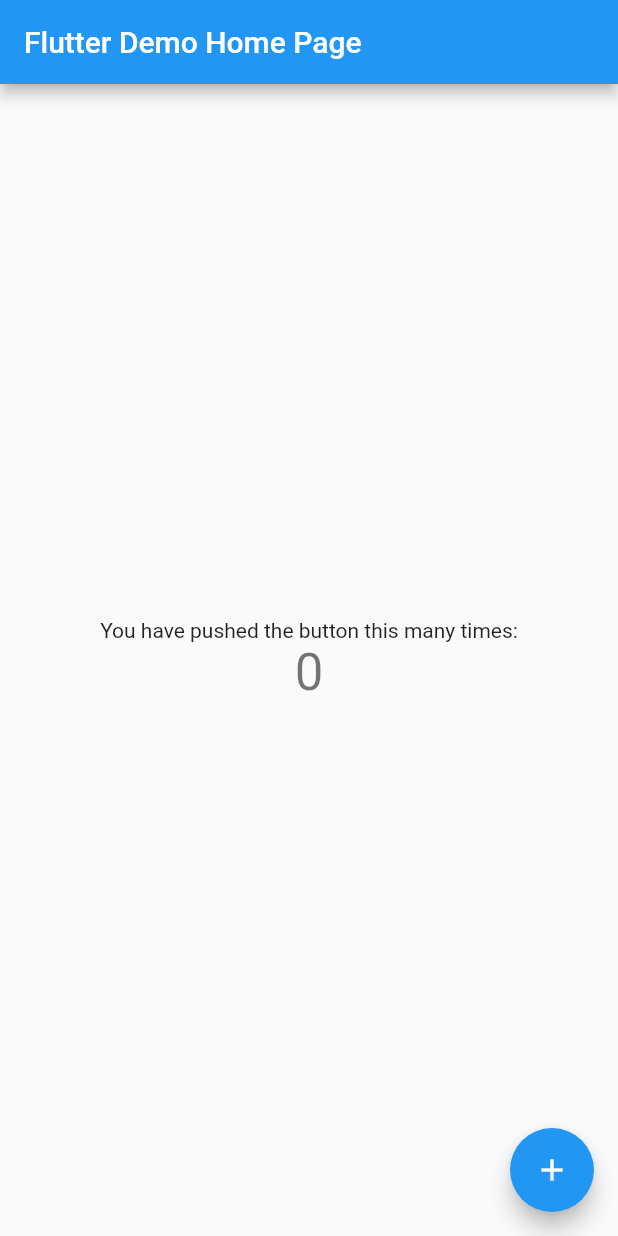
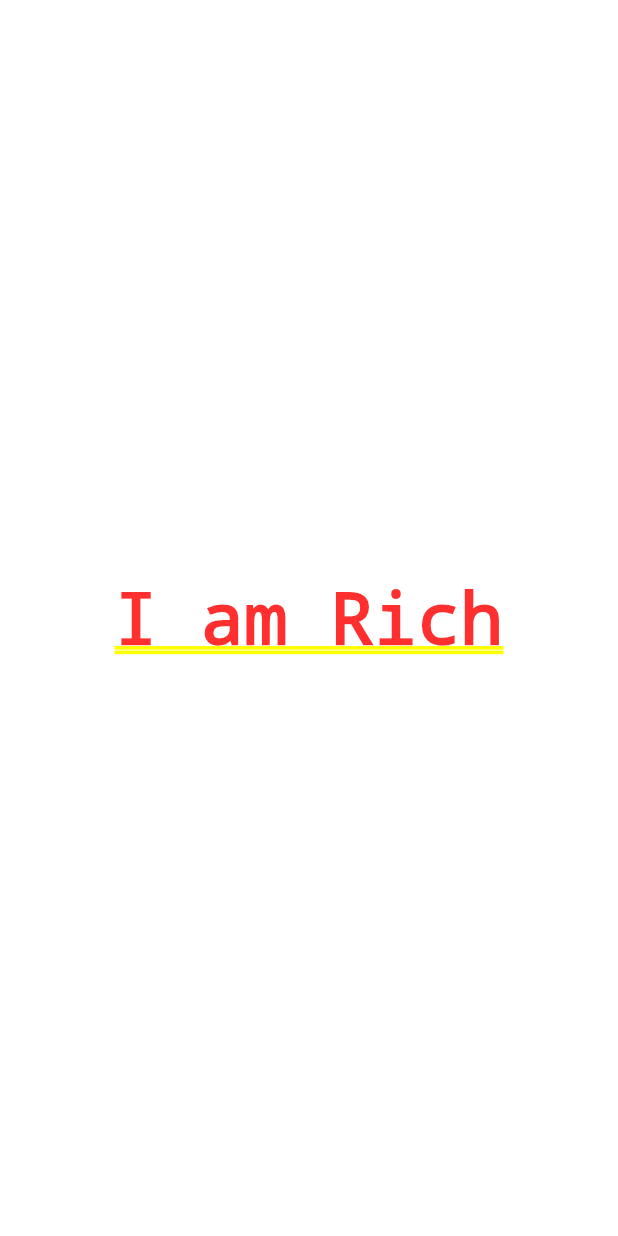
Before and after one commit to Sahulhameed9094/i_am_rich, a Flutter app: the screen it shows after launch, on a phone screen of 412 x 824 dp. Run offline on Flutter 3.47's test engine with Material 2 defaults, Android fonts, the phone set to English and light mode, and no system bars.

Commit message:
from scratch

```diff
--- a/lib/main.dart
+++ b/lib/main.dart
@@ -1,117 +1,11 @@
 import 'package:flutter/material.dart';
 
 void main() {
-  runApp(MyApp());
+  runApp(
+    MaterialApp(
+      home: Center(
+        child: Text("I am Rich"),
+      ),
+    ),
+  );
 }
-
-class MyApp extends StatelessWidget {
-  // This widget is the root of your application.
-  @override
-  Widget build(BuildContext context) {
-    return MaterialApp(
-      title: 'Flutter Demo',
-      theme: ThemeData(
-        // This is the theme of your application.
-        //
-        // Try running your application with "flutter run". You'll see the
-        // application has a blue toolbar. Then, without quitting the app, try
-        // changing the primarySwatch below to Colors.green and then invoke
-        // "hot reload" (press "r" in the console where you ran "flutter run",
-        // or simply save your changes to "hot reload" in a Flutter IDE).
-        // Notice that the counter didn't reset back to zero; the application
-        // is not restarted.
-        primarySwatch: Colors.blue,
-        // This makes the visual density adapt to the platform that you run
-        // the app on. For desktop platforms, the controls will be smaller and
-        // closer together (more dense) than on mobile platforms.
-        visualDensity: VisualDensity.adaptivePlatformDensity,
-      ),
-      home: MyHomePage(title: 'Flutter Demo Home Page'),
-    );
-  }
-}
-
-class MyHomePage extends StatefulWidget {
-  MyHomePage({Key key, this.title}) : super(key: key);
-
-  // This widget is the home page of your application. It is stateful, meaning
-  // that it has a State object (defined below) that contains fields that affect
-  // how it looks.
-
-  // This class is the configuration for the state. It holds the values (in this
-  // case the title) provided by the parent (in this case the App widget) and
-  // used by the build method of the State. Fields in a Widget subclass are
-  // always marked "final".
-
-  final String title;
-
-  @override
-  _MyHomePageState createState() => _MyHomePageState();
-}
-
-class _MyHomePageState extends State<MyHomePage> {
-  int _counter = 0;
-
-  void _incrementCounter() {
-    setState(() {
-      // This call to setState tells the Flutter framework that something has
-      // changed in this State, which causes it to rerun the build method below
-      // so that the display can reflect the updated values. If we changed
-      // _counter without calling setState(), then the build method would not be
-      // called again, and so nothing would appear to happen.
-      _counter++;
-    });
-  }
-
-  @override
-  Widget build(BuildContext context) {
-    // This method is rerun every time setState is called, for instance as done
-    // by the _incrementCounter method above.
-    //
-    // The Flutter framework has been optimized to make rerunning build methods
-    // fast, so that you can just rebuild anything that needs updating rather
-    // than having to individually change instances of widgets.
-    return Scaffold(
-      appBar: AppBar(
-        // Here we take the value from the MyHomePage object that was created by
-        // the App.build method, and use it to set our appbar title.
-        title: Text(widget.title),
-      ),
-      body: Center(
-        // Center is a layout widget. It takes a single child and positions it
-        // in the middle of the parent.
-        child: Column(
-          // Column is also a layout widget. It takes a list of children and
-          // arranges them vertically. By default, it sizes itself to fit its
-          // children horizontally, and tries to be as tall as its parent.
-          //
-          // Invoke "debug painting" (press "p" in the console, choose the
-          // "Toggle Debug Paint" action from the Flutter Inspector in Android
-          // Studio, or the "Toggle Debug Paint" command in Visual Studio Code)
-          // to see the wireframe for each widget.
-          //
-          // Column has various properties to control how it sizes itself and
-          // how it positions its children. Here we use mainAxisAlignment to
-          // center the children vertically; the main axis here is the vertical
-          // axis because Columns are vertical (the cross axis would be
-          // horizontal).
-          mainAxisAlignment: MainAxisAlignment.center,
-          children: <Widget>[
-            Text(
-              'You have pushed the button this many times:',
-            ),
-            Text(
-              '$_counter',
-              style: Theme.of(context).textTheme.headline4,
-            ),
-          ],
-        ),
-      ),
-      floatingActionButton: FloatingActionButton(
-        onPressed: _incrementCounter,
-        tooltip: 'Increment',
-        child: Icon(Icons.add),
-      ), // This trailing comma makes auto-formatting nicer for build methods.
-    );
-  }
-}
```
